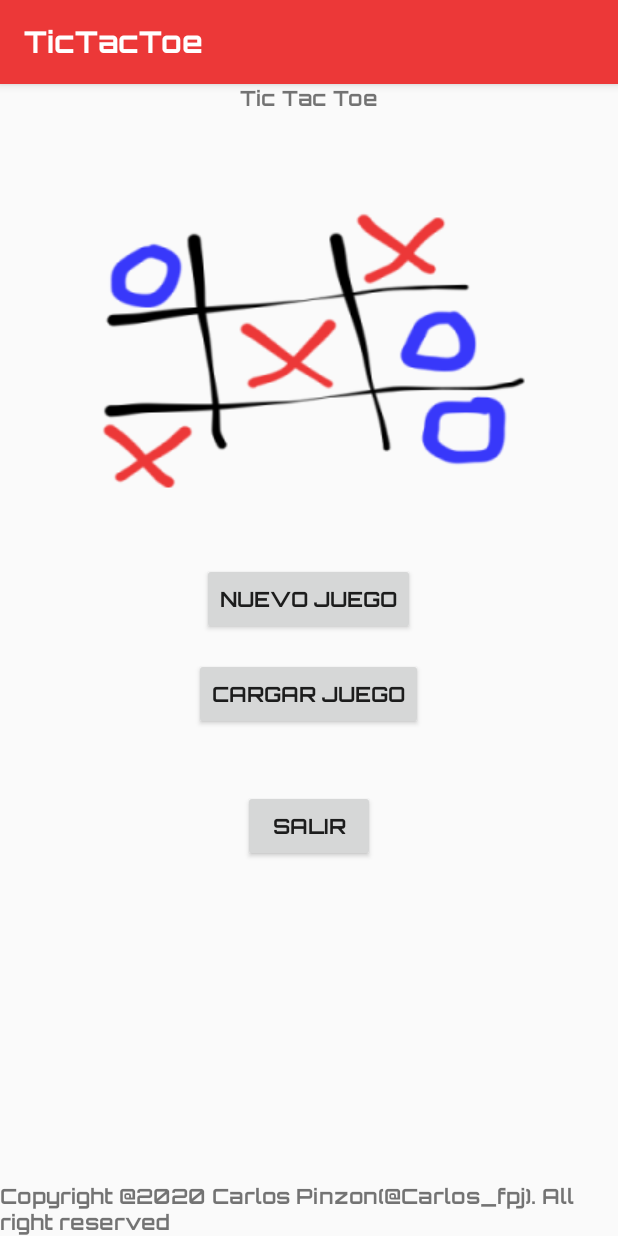
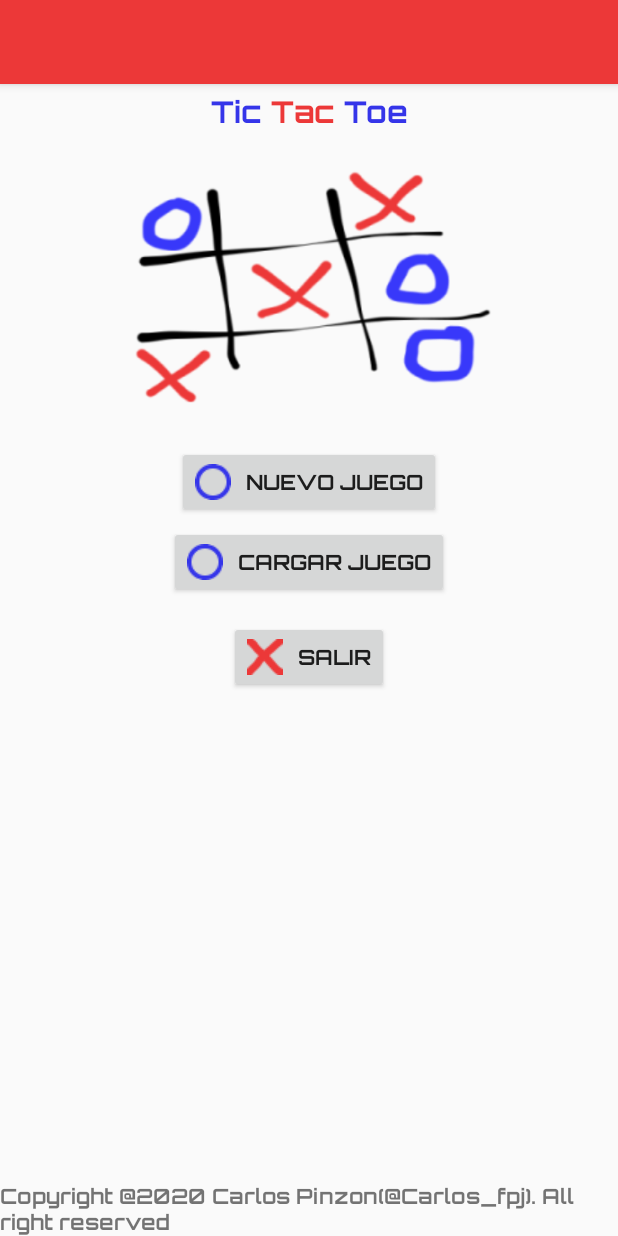
Before and after one commit to carlosfpj/TikTakToe, an Android app: the screen it shows after launch (MainActivity), on a phone screen of 412 x 824 dp. Run offline under Robolectric (Android 15) with nearby library versions, the phone set to English and light mode, and no system bars.

Commit message:
title tic tac toe foreground color span set

```diff
--- a/app/src/main/java/com/cfpj/tiktaktoe/MainActivity.java
+++ b/app/src/main/java/com/cfpj/tiktaktoe/MainActivity.java
@@ -3,14 +3,24 @@ package com.cfpj.tiktaktoe;
 import android.content.Intent;
 import android.support.v7.app.AppCompatActivity;
 import android.os.Bundle;
+import android.text.SpannableString;
+import android.text.Spanned;
+import android.text.style.CharacterStyle;
+import android.text.style.ForegroundColorSpan;
 import android.view.View;
+import android.widget.TextView;
 
 public class MainActivity extends AppCompatActivity {
+
+    private TextView tv_tittle;
 
     @Override
     protected void onCreate(Bundle savedInstanceState) {
         super.onCreate(savedInstanceState);
         setContentView(R.layout.activity_main);
+        bindViews();
+        coloredTitle();
+        getSupportActionBar().setDisplayShowTitleEnabled(false);
     }
 
     public void exitApp(View view){
@@ -26,4 +36,22 @@ public class MainActivity extends AppCompatActivity {
         Intent intent = new Intent(this, LoadGameActivity.class);
         startActivity(intent);
     }
+
+    public void coloredTitle(){
+        String text = getResources().getString(R.string.tv_game_name);
+
+        SpannableString ss = new SpannableString(text);
+
+        ForegroundColorSpan fcsBlue = new ForegroundColorSpan(getResources().getColor(R.color.colorCircle));
+        ForegroundColorSpan fcsRed = new ForegroundColorSpan(getResources().getColor(R.color.colorCross));
+
+        ss.setSpan(fcsBlue,0,3, Spanned.SPAN_EXCLUSIVE_EXCLUSIVE);
+        ss.setSpan(fcsRed,4,7, Spanned.SPAN_EXCLUSIVE_EXCLUSIVE);
+        ss.setSpan(CharacterStyle.wrap(fcsBlue),8,11, Spanned.SPAN_EXCLUSIVE_EXCLUSIVE);
+        tv_tittle.setText(ss);
+    }
+
+    public void bindViews(){
+        tv_tittle = findViewById(R.id.tv_game_name);
+    }
 }
--- a/app/src/main/res/layout-hdpi/activity_main.xml
+++ b/app/src/main/res/layout-hdpi/activity_main.xml
@@ -11,15 +11,17 @@
         android:layout_width="match_parent"
         android:layout_height="wrap_content"
         android:gravity="center"
+        android:layout_marginTop="5dp"
+        android:textSize="20sp"
         android:text="@string/tv_game_name"/>
 
     <ImageView
         android:id="@+id/iv_game_logo"
         android:layout_width="wrap_content"
-        android:layout_height="wrap_content"
+        android:layout_height="210dp"
         android:layout_below="@+id/tv_game_name"
         android:layout_centerHorizontal="true"
-        android:layout_marginTop="35dp"
+        android:layout_marginTop="0dp"
         android:src="@drawable/tictactoe_logo"/>
 
     <Button
@@ -28,7 +30,8 @@
         android:layout_height="wrap_content"
         android:layout_below="@id/iv_game_logo"
         android:layout_centerHorizontal="true"
-        android:layout_marginTop="15dp"
+        android:drawablePadding="10dp"
+        android:drawableStart="@drawable/circle_icon_24"
         android:onClick="newGame"
         android:text="@string/btn_new_game"/>
 
@@ -38,7 +41,9 @@
         android:layout_height="wrap_content"
         android:layout_below="@id/btn_new_game"
         android:layout_centerHorizontal="true"
-        android:layout_marginTop="15dp"
+        android:layout_marginTop="5dp"
+        android:drawableStart="@drawable/circle_icon_24"
+        android:drawablePadding="10dp"
         android:onClick="loadGame"
         android:text="@string/btn_load_game"/>
 
@@ -48,7 +53,9 @@
         android:layout_height="wrap_content"
         android:layout_below="@id/btn_load_game"
         android:layout_centerHorizontal="true"
-        android:layout_marginTop="40dp"
+        android:layout_marginTop="15dp"
+        android:drawableStart="@drawable/cross_icon_24"
+        android:drawablePadding="10dp"
         android:onClick="exitApp"
         android:text="@string/btn_exit"/>
 
--- a/app/src/main/res/layout-xhdpi/activity_main.xml
+++ b/app/src/main/res/layout-xhdpi/activity_main.xml
@@ -11,6 +11,8 @@
         android:layout_width="match_parent"
         android:layout_height="wrap_content"
         android:gravity="center"
+        android:layout_marginTop="5dp"
+        android:textSize="25sp"
         android:text="@string/tv_game_name" />
 
     <ImageView
@@ -19,7 +21,7 @@
         android:layout_height="wrap_content"
         android:layout_below="@+id/tv_game_name"
         android:layout_centerHorizontal="true"
-        android:layout_marginTop="25dp"
+        android:layout_marginTop="0dp"
         android:src="@drawable/tictactoe_logo"/>
 
     <Button
@@ -39,7 +41,7 @@
         android:layout_height="wrap_content"
         android:layout_below="@id/btn_new_game"
         android:layout_centerHorizontal="true"
-        android:layout_marginTop="15dp"
+        android:layout_marginTop="10dp"
         android:drawableStart="@drawable/circle_icon_24"
         android:drawablePadding="10dp"
         android:onClick="loadGame"
--- a/app/src/main/res/layout/activity_main.xml
+++ b/app/src/main/res/layout/activity_main.xml
@@ -10,7 +10,9 @@
         android:id="@+id/tv_game_name"
         android:layout_width="match_parent"
         android:layout_height="wrap_content"
+        android:layout_marginTop="5dp"
         android:gravity="center"
+        android:textSize="25sp"
         android:text="@string/tv_game_name" />
 
     <ImageView
```
